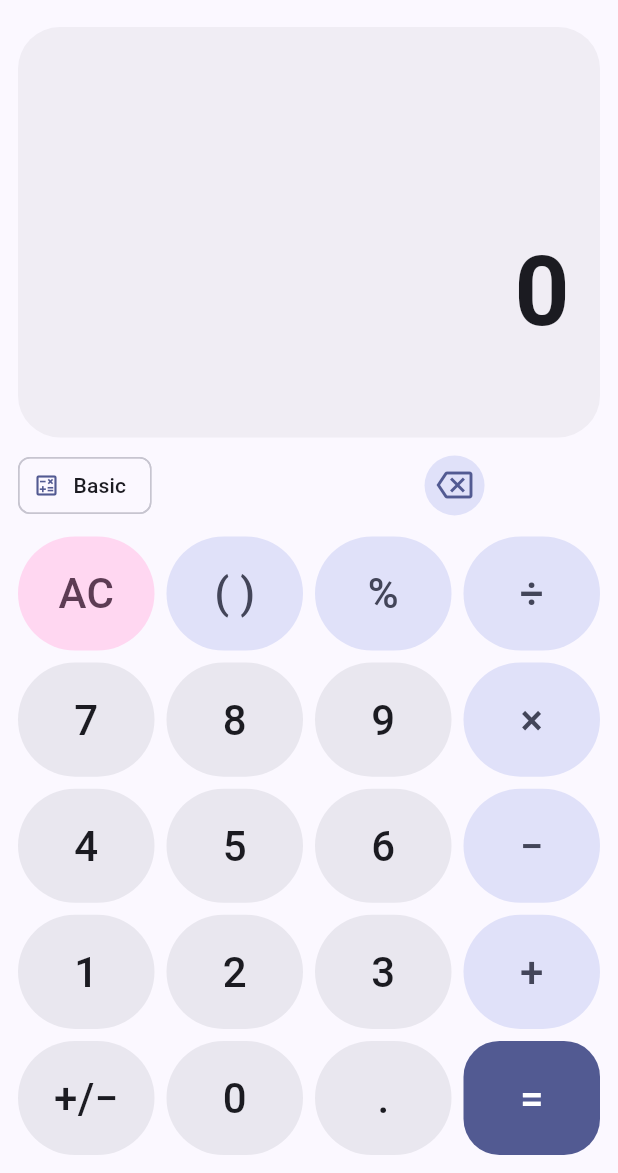
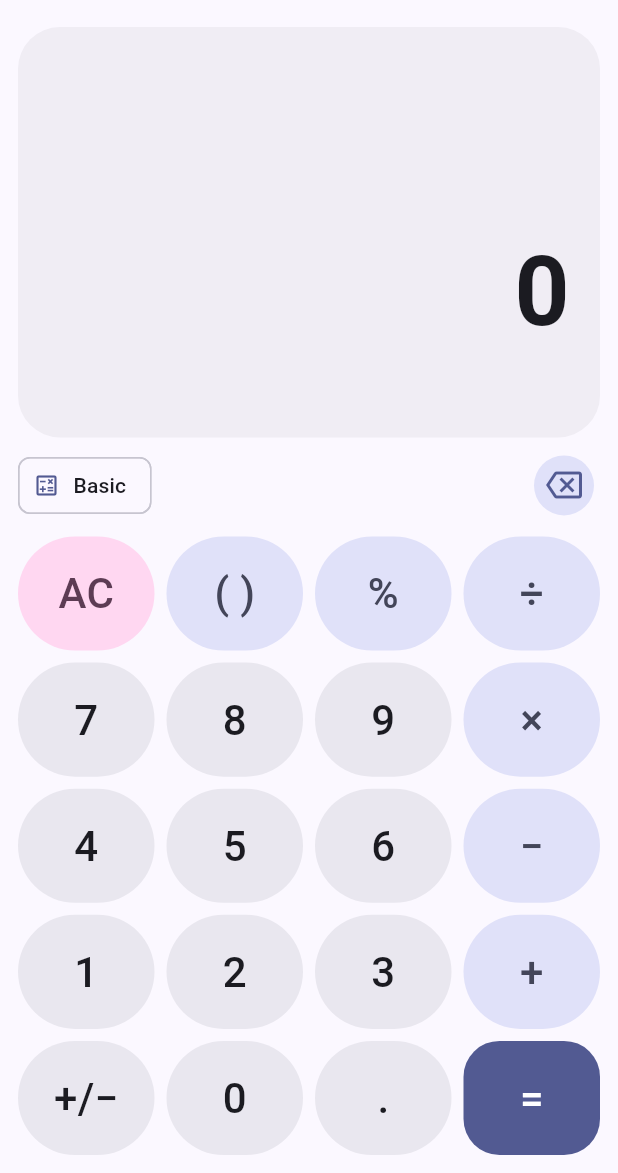
Before and after one commit to alberlevi98/hesap_makinesi, a Flutter app: the screen it shows after launch, on a phone screen of 412 x 824 dp, the part 63-1236 px from its top. Run offline on Flutter 3.47's test engine with Material 3 defaults, Android fonts, the phone set to English and light mode, and no system bars; our stand-ins replace shared_preferences.

Commit message:
Keep the backspace button at the trailing edge
Co-Authored-By: Claude Opus 5.5 <noreply@anthropic.com>
Claude-Session: https://claude.ai/code/session_01BcUr7j9iXtY8qT65iw7zeU

```diff
--- a/lib/screens/calculator_screen.dart
+++ b/lib/screens/calculator_screen.dart
@@ -164,6 +164,11 @@ class _CalculatorScreenState extends State<CalculatorScreen> {
       padding: const EdgeInsets.fromLTRB(12, 0, 12, 6),
       child: Row(
         children: [
+          // Chips take the remaining width (and shrink for long labels);
+          // the backspace button stays at the trailing edge above ÷.
+          Expanded(
+            child: Row(
+              children: [
                 Flexible(
                   child: ActionChip(
                     key: const Key('modeToggle'),
@@ -175,15 +180,18 @@ class _CalculatorScreenState extends State<CalculatorScreen> {
                     onPressed: () => settings.setScientific(!settings.scientific),
                   ),
                 ),
+                if (settings.scientific) ...[
                   const SizedBox(width: 8),
-          if (settings.scientific)
                   ActionChip(
                     key: const Key('angleToggle'),
                     label: Text(settings.angleMode == AngleMode.degrees ? 'DEG' : 'RAD'),
                     onPressed: () => settings.setAngleMode(
                         settings.angleMode == AngleMode.degrees ? AngleMode.radians : AngleMode.degrees),
                   ),
-          const Spacer(),
+                ],
+              ],
+            ),
+          ),
           const SizedBox(width: 8),
           IconButton.filledTonal(
             key: const Key('backspace'),
```
Lines whose indentation alone changed are shown as unchanged.
